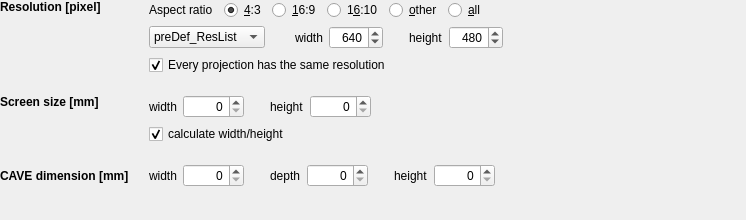
Above: src/tools/vrcw/vrcwprojectionressize.ui from hlrs-vis/covise before the change. Below: the same form after it.
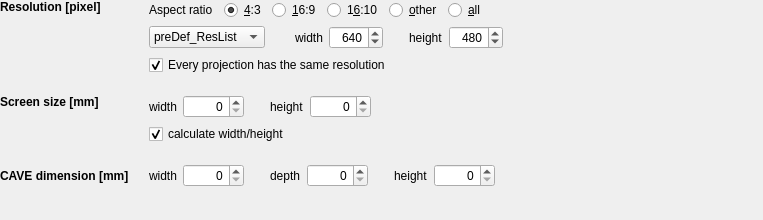
That is the form after the change. Icons and pictures are not drawn.

```diff
--- a/src/tools/vrcw/vrcwprojectionressize.ui
+++ b/src/tools/vrcw/vrcwprojectionressize.ui
@@ -6,7 +6,7 @@
    <rect>
     <x>0</x>
     <y>0</y>
-    <width>746</width>
+    <width>763</width>
     <height>220</height>
    </rect>
   </property>
```
Left out of the diff: 120 changed lines with no effect on the pictures.
